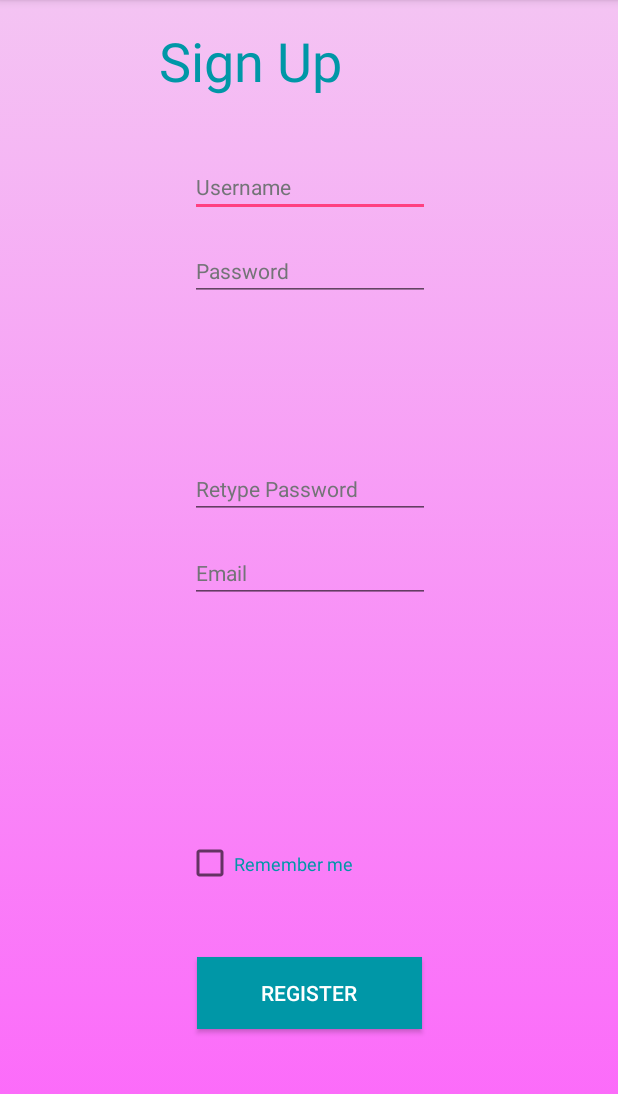
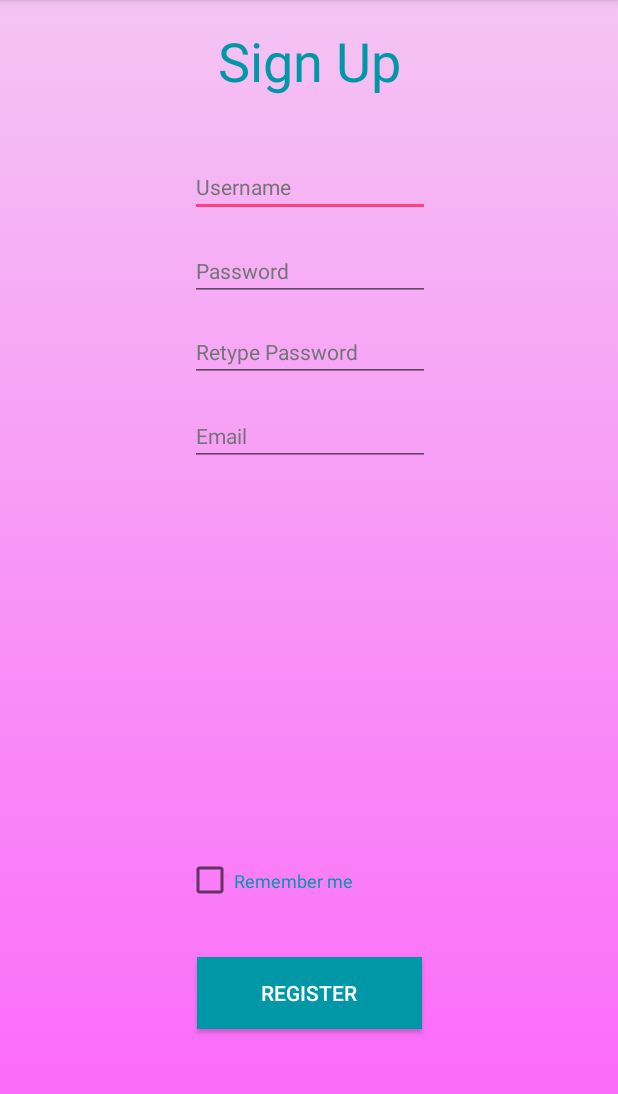
Before and after one commit to ZanderKirilov/Java-For-Everyone, an Android app: the Register screen opened directly, with no data from a screen before it, on a phone screen of 412 x 824 dp, the part 84-1178 px from its top. Run offline under Robolectric (Android 15) with nearby library versions, the phone set to English and light mode, and no system bars.

Commit message:
Commit retouch style

```diff
--- a/JavaForEveryone3/app/src/main/res/layout/activity_register.xml
+++ b/JavaForEveryone3/app/src/main/res/layout/activity_register.xml
@@ -17,7 +17,7 @@
         android:textAlignment="center"
         android:textColor="#0097A7"
         android:textSize="36sp"
-        app:layout_constraintHorizontal_bias="0.365"
+        app:layout_constraintHorizontal_bias="0.501"
         app:layout_constraintLeft_toLeftOf="parent"
         app:layout_constraintRight_toRightOf="parent"
         app:layout_constraintTop_toTopOf="parent"
@@ -67,31 +67,27 @@
         tools:layout_constraintTop_creator="1" />
 
     <EditText
-        android:id="@+id/editTextRetypePassword"
+        android:id="@+id/editRetyPassword"
         android:layout_width="wrap_content"
         android:layout_height="wrap_content"
-        android:layout_marginTop="16dp"
+        android:layout_marginTop="70dp"
         android:ems="10"
-        android:hint="@string/retype_password"
+        android:hint="Retype Password"
         android:inputType="textPassword"
         android:textAppearance="@android:style/TextAppearance.Material.Medium.Inverse"
-        android:textColor="@android:color/background_dark"
         android:textColorHighlight="@android:color/background_dark"
         android:textColorHint="@color/colorPrimaryDark"
         android:textSize="14sp"
-        app:layout_constraintBottom_toBottomOf="parent"
         app:layout_constraintHorizontal_bias="0.502"
         app:layout_constraintLeft_toLeftOf="parent"
         app:layout_constraintRight_toRightOf="parent"
-        app:layout_constraintTop_toTopOf="parent"
-        app:layout_constraintVertical_bias="0.407"
-        tools:layout_constraintBottom_creator="1"
+        app:layout_constraintTop_toBottomOf="@+id/editTextUsername"
         tools:layout_constraintLeft_creator="1"
         tools:layout_constraintRight_creator="1"
         tools:layout_constraintTop_creator="1" />
 
     <EditText
-        android:id="@+id/editText2"
+        android:id="@+id/editEmail"
         android:layout_width="wrap_content"
         android:layout_height="wrap_content"
         android:layout_marginTop="16dp"
@@ -105,7 +101,7 @@
         app:layout_constraintHorizontal_bias="0.502"
         app:layout_constraintLeft_toLeftOf="parent"
         app:layout_constraintRight_toRightOf="parent"
-        app:layout_constraintTop_toBottomOf="@+id/editTextRetypePassword"
+        app:layout_constraintTop_toBottomOf="@+id/editRetyPassword"
         tools:layout_constraintLeft_creator="1"
         tools:layout_constraintRight_creator="1"
         tools:layout_constraintTop_creator="1" />
@@ -130,7 +126,7 @@
         style="@android:style/Widget.CompoundButton.CheckBox"
         android:layout_width="165dp"
         android:layout_height="38dp"
-        android:layout_marginBottom="43dp"
+        android:layout_marginBottom="32dp"
         android:text="Remember me"
         android:textAppearance="@style/TextAppearance.AppCompat.Caption"
         android:textColor="#0097A7"
```
